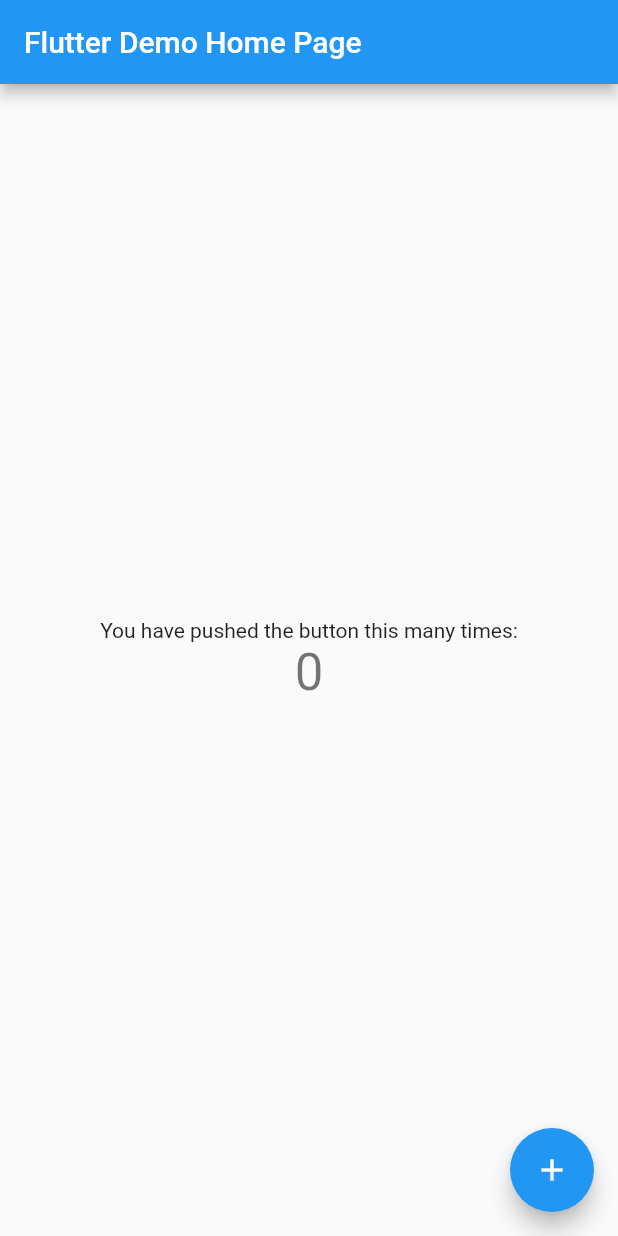
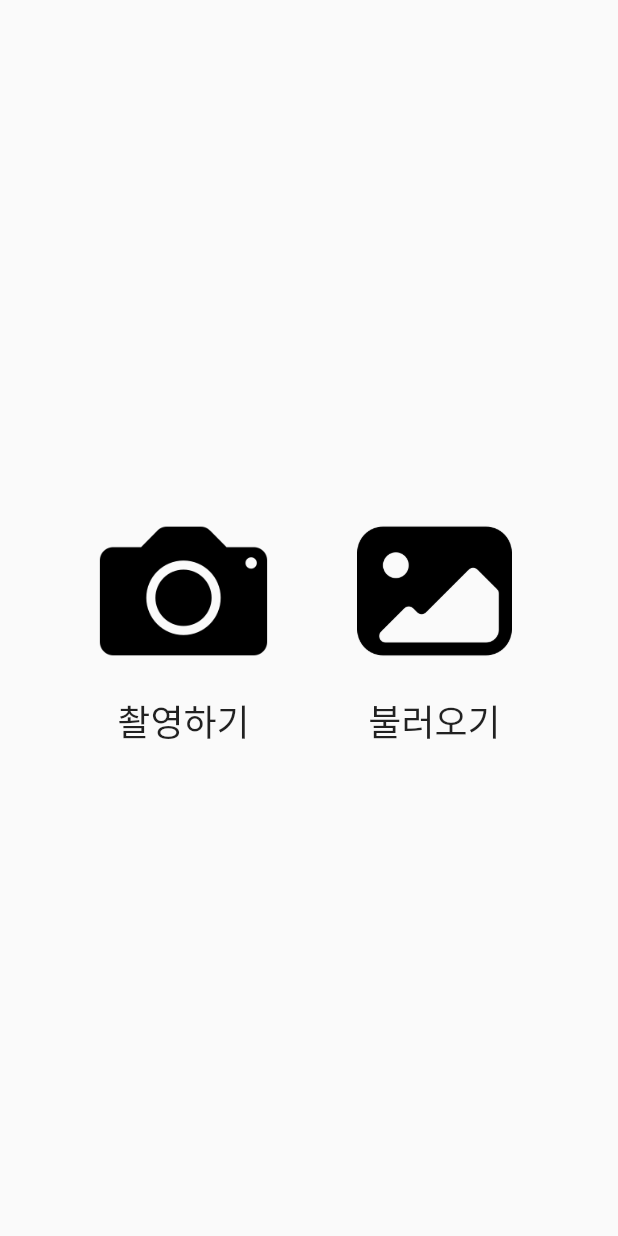
Before and after one commit to boring-km/color-from-image, a Flutter app: the screen it shows after launch, on a phone screen of 412 x 824 dp. Run offline on Flutter 3.47's test engine with Material 2 defaults, Android fonts, the phone set to English and light mode, and no system bars; our stand-ins replace get, image_picker.

Commit message:
카메라로 촬영하거나 저장된 사진 불러오기 - ios 확인

```diff
--- /dev/null
+++ b/lib/di/binding_setup.dart
@@ -0,0 +1,19 @@
+import 'package:get/get.dart';
+
+import '/presentation/select/select_view_model.dart';
+import '/presentation/picker/picker_view_model.dart';
+
+class SelectViewBindings extends Bindings {
+  @override
+  void dependencies() {
+    Get.put(SelectViewModel());
+  }
+}
+
+class PickerViewBindings extends Bindings {
+  @override
+  void dependencies() {
+    Get.put(PickerViewModel());
+  }
+
+}
--- a/lib/main.dart
+++ b/lib/main.dart
@@ -1,4 +1,9 @@
+import 'package:color_picker/di/binding_setup.dart';
+import 'package:color_picker/presentation/picker/picker_view.dart';
 import 'package:flutter/material.dart';
+import 'package:get/get.dart';
+
+import 'presentation/select/select_view.dart';
 
 void main() {
   runApp(const MyApp());
@@ -7,109 +12,16 @@ void main() {
 class MyApp extends StatelessWidget {
   const MyApp({Key? key}) : super(key: key);
 
-  // This widget is the root of your application.
   @override
   Widget build(BuildContext context) {
-    return MaterialApp(
-      title: 'Flutter Demo',
-      theme: ThemeData(
-        // This is the theme of your application.
-        //
-        // Try running your application with "flutter run". You'll see the
-        // application has a blue toolbar. Then, without quitting the app, try
-        // changing the primarySwatch below to Colors.green and then invoke
-        // "hot reload" (press "r" in the console where you ran "flutter run",
-        // or simply save your changes to "hot reload" in a Flutter IDE).
-        // Notice that the counter didn't reset back to zero; the application
-        // is not restarted.
-        primarySwatch: Colors.blue,
-      ),
-      home: const MyHomePage(title: 'Flutter Demo Home Page'),
+    return GetMaterialApp(
+      title: 'Color Picker',
+      debugShowCheckedModeBanner: false,
+      initialRoute: '/select',
+      getPages: [
+        GetPage(name: '/select', page: () => const SelectView(), binding: SelectViewBindings()),
+        GetPage(name: '/picker', page: () => const PickerView(), binding: PickerViewBindings()),
+      ],
     );
   }
 }
-
-class MyHomePage extends StatefulWidget {
-  const MyHomePage({Key? key, required this.title}) : super(key: key);
-
-  // This widget is the home page of your application. It is stateful, meaning
-  // that it has a State object (defined below) that contains fields that affect
-  // how it looks.
-
-  // This class is the configuration for the state. It holds the values (in this
-  // case the title) provided by the parent (in this case the App widget) and
-  // used by the build method of the State. Fields in a Widget subclass are
-  // always marked "final".
-
-  final String title;
-
-  @override
-  State<MyHomePage> createState() => _MyHomePageState();
-}
-
-class _MyHomePageState extends State<MyHomePage> {
-  int _counter = 0;
-
-  void _incrementCounter() {
-    setState(() {
-      // This call to setState tells the Flutter framework that something has
-      // changed in this State, which causes it to rerun the build method below
-      // so that the display can reflect the updated values. If we changed
-      // _counter without calling setState(), then the build method would not be
-      // called again, and so nothing would appear to happen.
-      _counter++;
-    });
-  }
-
-  @override
-  Widget build(BuildContext context) {
-    // This method is rerun every time setState is called, for instance as done
-    // by the _incrementCounter method above.
-    //
-    // The Flutter framework has been optimized to make rerunning build methods
-    // fast, so that you can just rebuild anything that needs updating rather
-    // than having to individually change instances of widgets.
-    return Scaffold(
-      appBar: AppBar(
-        // Here we take the value from the MyHomePage object that was created by
-        // the App.build method, and use it to set our appbar title.
-        title: Text(widget.title),
-      ),
-      body: Center(
-        // Center is a layout widget. It takes a single child and positions it
-        // in the middle of the parent.
-        child: Column(
-          // Column is also a layout widget. It takes a list of children and
-          // arranges them vertically. By default, it sizes itself to fit its
-          // children horizontally, and tries to be as tall as its parent.
-          //
-          // Invoke "debug painting" (press "p" in the console, choose the
-          // "Toggle Debug Paint" action from the Flutter Inspector in Android
-          // Studio, or the "Toggle Debug Paint" command in Visual Studio Code)
-          // to see the wireframe for each widget.
-          //
-          // Column has various properties to control how it sizes itself and
-          // how it positions its children. Here we use mainAxisAlignment to
-          // center the children vertically; the main axis here is the vertical
-          // axis because Columns are vertical (the cross axis would be
-          // horizontal).
-          mainAxisAlignment: MainAxisAlignment.center,
-          children: <Widget>[
-            const Text(
-              'You have pushed the button this many times:',
-            ),
-            Text(
-              '$_counter',
-              style: Theme.of(context).textTheme.headline4,
-            ),
-          ],
-        ),
-      ),
-      floatingActionButton: FloatingActionButton(
-        onPressed: _incrementCounter,
-        tooltip: 'Increment',
-        child: const Icon(Icons.add),
-      ), // This trailing comma makes auto-formatting nicer for build methods.
-    );
-  }
-}
--- /dev/null
+++ b/lib/presentation/picker/picker_view_model.dart
@@ -0,0 +1,13 @@
+import 'package:get/get.dart';
+
+class PickerViewModel extends GetxController {
+
+  RxString imagePath = ''.obs;
+
+  @override
+  void onInit() {
+    imagePath = (Get.arguments['path'] as String).obs;
+    super.onInit();
+  }
+
+}
--- /dev/null
+++ b/lib/presentation/select/select_view.dart
@@ -0,0 +1,82 @@
+import 'package:color_picker/presentation/select/select_view_model.dart';
+import 'package:flutter/material.dart';
+import 'package:get/get.dart';
+
+class SelectView extends GetView<SelectViewModel> {
+  const SelectView({Key? key}) : super(key: key);
+
+  @override
+  Widget build(BuildContext context) {
+    final width = context.width;
+
+    return Scaffold(
+      body: SafeArea(
+        child: Center(
+          child: Row(
+            mainAxisAlignment: MainAxisAlignment.center,
+            children: [
+              GestureDetector(
+                onTap: () {
+                  controller.showImageFromCamera();
+                },
+                child: Column(
+                  mainAxisAlignment: MainAxisAlignment.center,
+                  children: [
+                    SizedBox(
+                      width: width / 3,
+                      height: width / 3,
+                      child: Image.asset(
+                        'images/camera.png',
+                        fit: BoxFit.cover,
+                      ),
+                    ),
+                    Text(
+                      '촬영하기',
+                      style: Theme.of(context).textTheme.headline5,
+                    ),
+                  ],
+                ),
+              ),
+              const SizedBox(
+                width: 30,
+              ),
+              GestureDetector(
+                onTap: () {
+                  controller.showImageFromGallery();
+                },
+                child: Column(
+                  mainAxisAlignment: MainAxisAlignment.center,
+                  children: [
+                    SizedBox(
+                      width: width / 3,
+                      height: width / 3,
+                      child: Center(
+                        child: Image.asset(
+                          'images/gallery.png',
+                          fit: BoxFit.fitWidth,
+                          width: width / 4,
+                        ),
+                      ),
+                    ),
+                    Text(
+                      '불러오기',
+                      style: Theme.of(context).textTheme.headline5,
+                    ),
+                  ],
+                ),
+              ),
+            ],
+          ),
+        ),
+      ),
+    );
+  }
+}
+
+/*
+
+                decoration: BoxDecoration(
+                  border: Border.all(color: Colors.black, width: 1),
+                  borderRadius: BorderRadius.circular(10),
+                ),
+ */
```
Also changed, not shown: lib/presentation/picker/picker_view.dart (added, +20 -0 lines), lib/presentation/select/select_view_model.dart (added, +30 -0 lines), pubspec.yaml (+8 -2 lines), images/camera.png (added), images/gallery.png (added), pubspec.lock, 7 other files.
